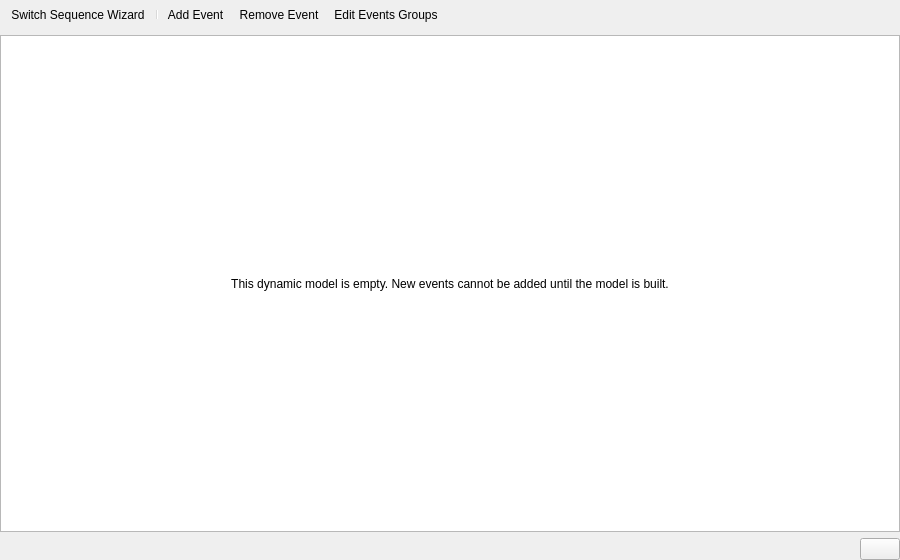
Before: the Qt Designer form src/VeraGrid/Gui/DynamicModelEditor/Events/dynamic_events_page_ui.ui in JordiBejarUPC/veragrid-hvdc-bipolar-pfc, drawn with Qt 5.
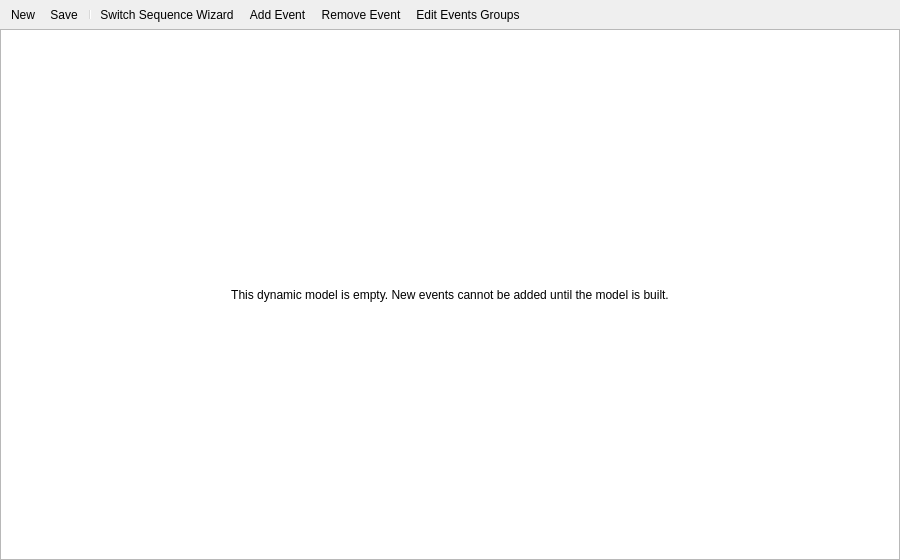
After: the same form once the commit is applied. Icons and pictures are not drawn.

Commit message: added new and save button in events editor

```diff
--- a/src/VeraGrid/Gui/DynamicModelEditor/Events/dynamic_events_page_ui.ui
+++ b/src/VeraGrid/Gui/DynamicModelEditor/Events/dynamic_events_page_ui.ui
@@ -14,6 +14,9 @@
    <string>Dynamic Events</string>
   </property>
   <layout class="QVBoxLayout" name="mainLayout">
+   <property name="spacing">
+    <number>0</number>
+   </property>
    <property name="leftMargin">
     <number>0</number>
    </property>
@@ -31,14 +34,22 @@
      <property name="movable">
       <bool>false</bool>
      </property>
+     <property name="iconSize">
+      <size>
+       <width>24</width>
+       <height>24</height>
+      </size>
+     </property>
      <property name="toolButtonStyle">
       <enum>Qt::ToolButtonStyle::ToolButtonTextBesideIcon</enum>
      </property>
      <property name="floatable">
       <bool>false</bool>
      </property>
-     <addaction name="actionSwitchSequence"/>
+     <addaction name="actionClearDeviceEvents"/>
+     <addaction name="actionSave"/>
      <addaction name="separator"/>
+     <addaction name="actionSwitchSequence"/>
      <addaction name="actionAddEvent"/>
      <addaction name="actionRemove"/>
      <addaction name="actionNewGroup"/>
@@ -91,38 +102,40 @@
      </layout>
     </widget>
    </item>
-   <item>
-    <layout class="QHBoxLayout" name="saveLayout">
-     <item>
-      <spacer name="saveSpacer">
-       <property name="orientation">
-        <enum>Qt::Orientation::Horizontal</enum>
-       </property>
-       <property name="sizeHint" stdset="0">
-        <size>
-         <width>40</width>
-         <height>20</height>
-        </size>
-       </property>
-      </spacer>
-     </item>
-     <item>
-      <widget class="QPushButton" name="saveButton">
-       <property name="toolTip">
-        <string>Save events</string>
-       </property>
-       <property name="text">
-        <string/>
-       </property>
-       <property name="icon">
-        <iconset resource="../../Icons/icons.qrc">
-         <normaloff>:/Icons/icons/accept.png</normaloff>:/Icons/icons/accept.png</iconset>
-       </property>
-      </widget>
-     </item>
-    </layout>
-   </item>
   </layout>
+  <action name="actionClearDeviceEvents">
+   <property name="priority">
+    <enum>QAction::Priority::LowPriority</enum>
+   </property>
+   <property name="icon">
+    <iconset resource="../../Icons/icons.qrc">
+     <normaloff>:/Icons/icons/new.png</normaloff>:/Icons/icons/new.png</iconset>
+   </property>
+   <property name="text">
+    <string>New</string>
+   </property>
+   <property name="toolTip">
+    <string>Delete all events of this simulation mode from the current device</string>
+   </property>
+  </action>
+  <action name="actionSave">
+   <property name="priority">
+    <enum>QAction::Priority::LowPriority</enum>
+   </property>
+   <property name="icon">
+    <iconset resource="../../Icons/icons.qrc">
+     <normaloff>:/Icons/icons/savec.png</normaloff>:/Icons/icons/savec.png</iconset>
+   </property>
+   <property name="text">
+    <string>Save</string>
+   </property>
+   <property name="toolTip">
+    <string>Save event changes</string>
+   </property>
+   <property name="shortcut">
+    <string>Ctrl+S</string>
+   </property>
+  </action>
   <action name="actionSwitchSequence">
    <property name="text">
     <string>Switch Sequence Wizard</string>
```
The commit also changes 6 other files.
